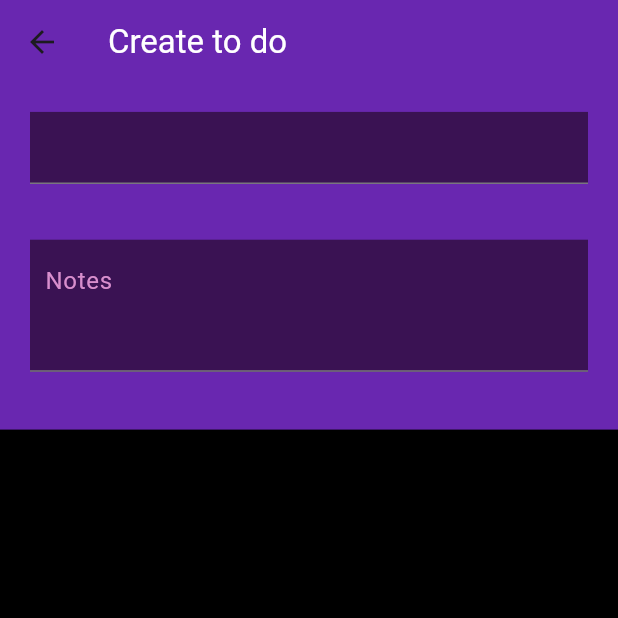
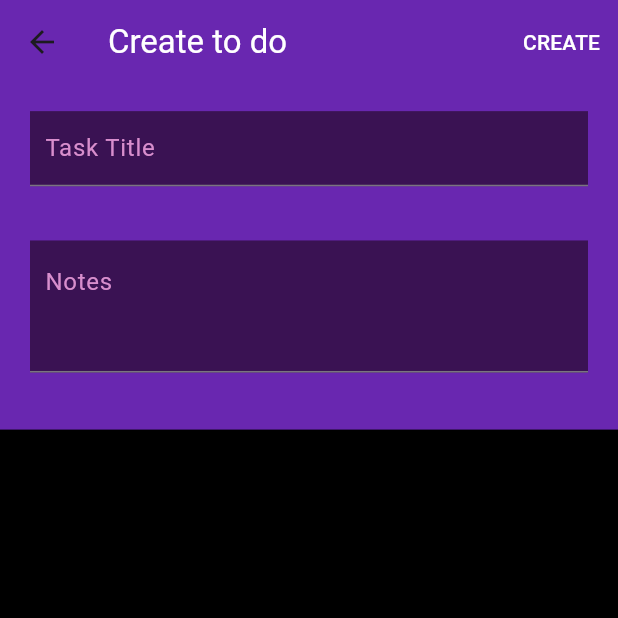
Before and after one commit to Iskander2323/to_do_list, a Flutter app: the FormToDoPage screen opened by its route, on a phone screen of 412 x 824 dp, the top half of it. Run offline on Flutter 3.47's test engine with Material 3 defaults, Android fonts, the phone set to English and light mode, and no system bars; our stand-ins replace bloc, drift, equatable, flutter_bloc, go_router, sqlite3_flutter_libs; missing offline and left inert: sqlite3; accounts and stored records are empty; generated files the repository leaves out were written again.

Commit message:
added bloc methods

```diff
--- a/lib/app.dart
+++ b/lib/app.dart
@@ -1,5 +1,6 @@
 import 'package:flutter/material.dart';
 import 'package:flutter_bloc/flutter_bloc.dart';
+import 'package:test_project/components/form_to_do/bloc/form_to_do_bloc.dart';
 import 'package:test_project/components/todo/bloc/bloc/to_do_bloc.dart';
 import 'package:test_project/components/todo/repository/todo_repository.dart';
 import 'package:test_project/routes.dart';
@@ -14,7 +15,9 @@ class App extends StatelessWidget {
     return MultiRepositoryProvider(
       providers: [
         BlocProvider(
-            create: (context) => ToDoBloc(toDoRepository: toDoRepository))
+            create: (context) => ToDoBloc(toDoRepository: toDoRepository)),
+        BlocProvider(
+            create: (context) => FormToDoBloc(toDoRepository: toDoRepository))
       ],
       child: MaterialApp.router(
         title: 'Flutter Demo',
--- a/lib/components/form_to_do/bloc/form_to_do_bloc.dart
+++ b/lib/components/form_to_do/bloc/form_to_do_bloc.dart
@@ -1,13 +1,29 @@
 import 'package:bloc/bloc.dart';
 import 'package:equatable/equatable.dart';
+import 'package:test_project/components/todo/data/model/todo_model.dart';
+import 'package:test_project/components/todo/repository/todo_repository.dart';
 
 part 'form_to_do_event.dart';
 part 'form_to_do_state.dart';
 
 class FormToDoBloc extends Bloc<FormToDoEvent, FormToDoState> {
-  FormToDoBloc() : super(FormToDoInitial()) {
-    on<FormToDoEvent>((event, emit) {
-      // TODO: implement event handler
-    });
+  final TodoRepository _toDoRepository;
+
+  FormToDoBloc({required TodoRepository toDoRepository})
+      : _toDoRepository = toDoRepository,
+        super(FormToDoInitial()) {
+    on<FormToDoEvent>((event, emit) {});
+    on<CreateToDoEvent>(_createToDo);
+  }
+
+  Future<void> _createToDo(
+      CreateToDoEvent event, Emitter<FormToDoState> emit) async {
+    final ToDoModel toDoModel = ToDoModel(
+        id: 0,
+        title: event.taskTitle,
+        description: event.description,
+        isCompleted: false);
+
+    _toDoRepository.insertOrUpdate(toDoModel);
   }
 }
--- a/lib/components/form_to_do/bloc/form_to_do_event.dart
+++ b/lib/components/form_to_do/bloc/form_to_do_event.dart
@@ -6,3 +6,10 @@ sealed class FormToDoEvent extends Equatable {
   @override
   List<Object> get props => [];
 }
+
+final class CreateToDoEvent extends FormToDoEvent {
+  const CreateToDoEvent({required this.taskTitle, required this.description});
+
+  final String taskTitle;
+  final String description;
+}
--- a/lib/components/form_to_do/ui/form_to_do_page.dart
+++ b/lib/components/form_to_do/ui/form_to_do_page.dart
@@ -1,4 +1,8 @@
+import 'dart:developer';
+
 import 'package:flutter/material.dart';
+import 'package:flutter_bloc/flutter_bloc.dart';
+import 'package:test_project/components/form_to_do/bloc/form_to_do_bloc.dart';
 
 class FormToDoPage extends StatefulWidget {
   const FormToDoPage({super.key});
@@ -21,6 +25,21 @@ class _FormToDoPageState extends State<FormToDoPage> {
             color: Colors.white,
           ),
         ),
+        actions: [
+          TextButton(
+              onPressed: () {
+                final title = titleController.text;
+                final description = descriptionController.text;
+                log(title);
+                log(description);
+                context.read<FormToDoBloc>().add(CreateToDoEvent(
+                    taskTitle: title, description: description));
+              },
+              child: Text(
+                'CREATE',
+                style: TextStyle(color: Colors.white),
+              ))
+        ],
         backgroundColor: const Color.fromARGB(255, 105, 39, 176),
       ),
       backgroundColor: const Color.fromARGB(255, 105, 39, 176),
@@ -42,12 +61,13 @@ class _FormToDoPageState extends State<FormToDoPage> {
                         Container(
                           color: const Color.fromARGB(255, 58, 18, 83),
                           child: TextField(
+                            controller: titleController,
                             style: TextStyle(
                                 color: Color.fromARGB(255, 216, 142, 205)),
                             decoration: InputDecoration(
                                 contentPadding: EdgeInsets.symmetric(
                                     horizontal: 10, vertical: 5),
-                                fillColor: Color.fromARGB(255, 216, 142, 205),
+                                labelText: 'Task Title',
                                 labelStyle: TextStyle(
                                     color: const Color.fromARGB(
                                         255, 216, 142, 205))),
@@ -56,13 +76,16 @@ class _FormToDoPageState extends State<FormToDoPage> {
                         Container(
                           color: const Color.fromARGB(255, 58, 18, 83),
                           child: TextField(
+                            controller: descriptionController,
                             maxLines: null,
                             minLines: 3,
+                            style: TextStyle(
+                              color: Color.fromARGB(255, 216, 142, 205),
+                            ),
                             decoration: InputDecoration(
                                 contentPadding:
                                     EdgeInsets.symmetric(horizontal: 10),
                                 alignLabelWithHint: true,
-                                fillColor: Color.fromARGB(255, 216, 142, 205),
                                 labelText: 'Notes',
                                 labelStyle: TextStyle(
                                     color: const Color.fromARGB(
--- a/lib/components/todo/bloc/bloc/to_do_event.dart
+++ b/lib/components/todo/bloc/bloc/to_do_event.dart
@@ -7,14 +7,14 @@ sealed class ToDoEvent extends Equatable {
   List<Object> get props => [];
 }
 
-class ToDoFetched extends ToDoEvent {}
+final class ToDoFetched extends ToDoEvent {}
 
-class AddToDo extends ToDoEvent {
+final class AddToDo extends ToDoEvent {
   const AddToDo({required this.title, required this.description});
   final String title;
   final String description;
 }
 
-class EditToDo extends ToDoEvent {}
+final class EditToDo extends ToDoEvent {}
 
-class DeleteToDo extends ToDoEvent {}
+final class DeleteToDo extends ToDoEvent {}
--- a/lib/components/todo/repository/todo_repository.dart
+++ b/lib/components/todo/repository/todo_repository.dart
@@ -9,6 +9,7 @@ class TodoRepository {
 
   Future<void> insertOrUpdate(ToDoModel toDoItem) async {
     final toDoItemCompanion = toDoItem.toToDoCompanion();
+    //TODO fix this bug
     await database.insertOrUpdateToDo(toDoItemCompanion);
   }
 }
--- a/lib/components/todo/ui/view/to_do_list.dart
+++ b/lib/components/todo/ui/view/to_do_list.dart
@@ -1,11 +1,8 @@
-import 'dart:developer';
-
 import 'package:flutter/material.dart';
 import 'package:flutter_bloc/flutter_bloc.dart';
 import 'package:go_router/go_router.dart';
 import 'package:test_project/components/todo/bloc/bloc/to_do_bloc.dart';
 import 'package:test_project/components/todo/ui/view/to_do_item.dart';
-import 'package:test_project/routes.dart';
 
 class ToDoList extends StatefulWidget {
   const ToDoList({super.key});
--- a/lib/local_db/local_db.dart
+++ b/lib/local_db/local_db.dart
@@ -47,6 +47,7 @@ class AppDatabase extends _$AppDatabase {
       if (isRecordExist == null) {
         try {
           await database.into(todoItems).insert(toDoItemCompanion);
+          log('CREATED SUCCESSFULLY');
         } on Exception catch (e) {
           log(e.toString());
         }
```
Also changed, not shown: lib/components/form_to_do/bloc/form_to_do_state.dart (line endings or trailing spaces).
